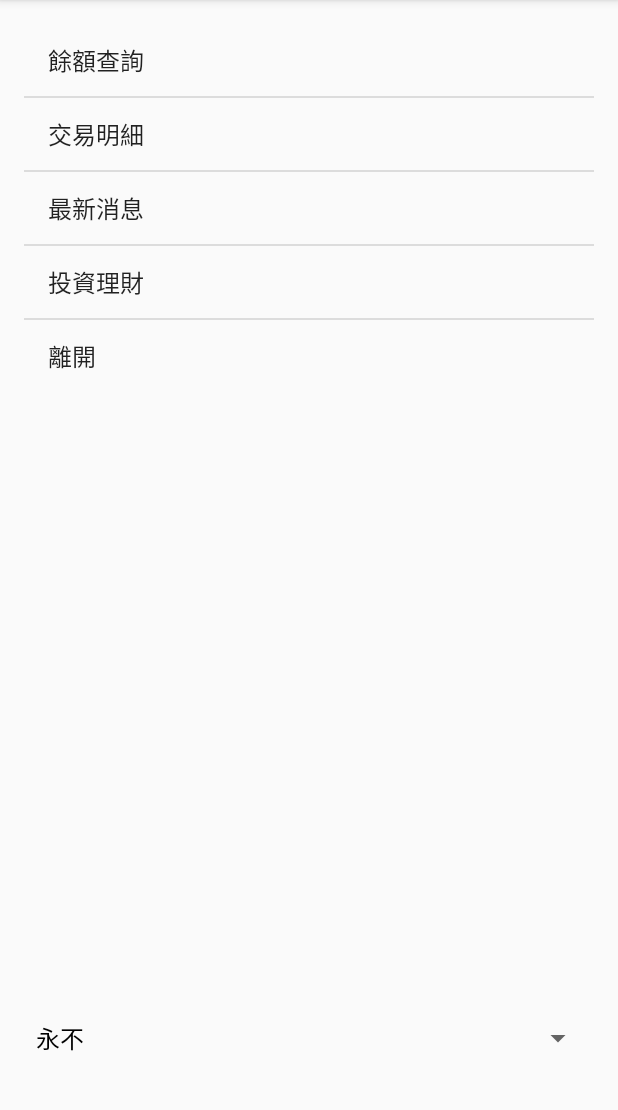
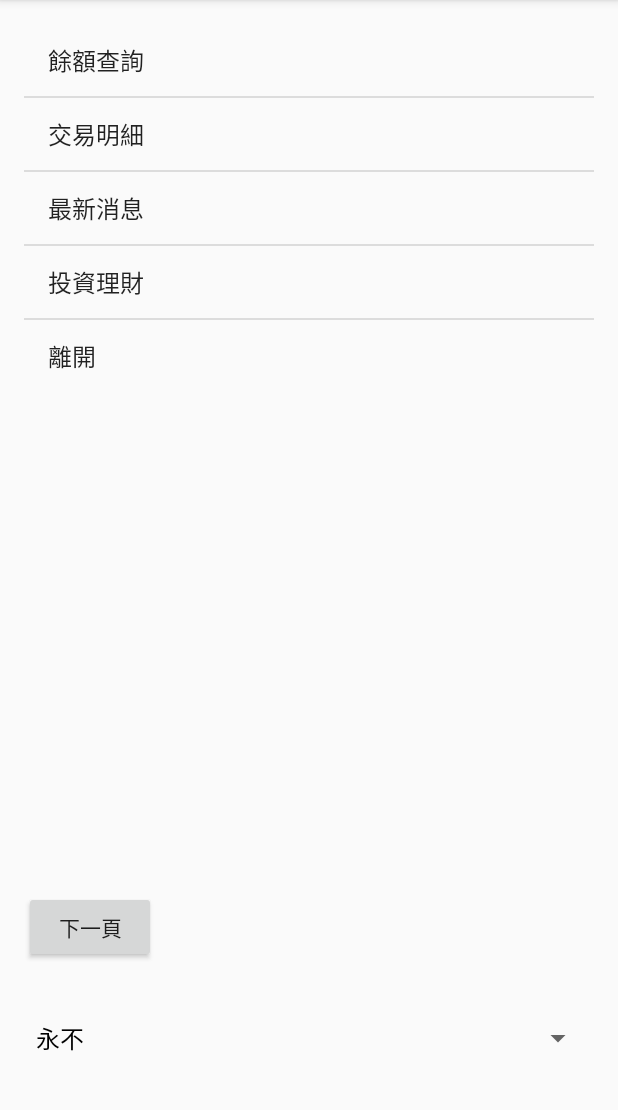
Before and after one commit to tom710236/Atm_Tom1, an Android app: the LoginActivity screen opened directly, with no data from a screen before it, on a phone screen of 412 x 824 dp, the part 84-1194 px from its top. Run offline under Robolectric (Android 15) with nearby library versions, the phone set to English and light mode, and no system bars.

```diff
--- a/app/src/main/AndroidManifest.xml
+++ b/app/src/main/AndroidManifest.xml
@@ -15,7 +15,8 @@
                 <category android:name="android.intent.category.LAUNCHER" />
             </intent-filter>
         </activity>
-        <activity android:name=".LoginActivity"></activity>
+        <activity android:name=".LoginActivity" />
+        <activity android:name=".Main2Activity"></activity>
     </application>
 
 </manifest>
--- a/app/src/main/java/com/example/tom/atm_tom1/LoginActivity.java
+++ b/app/src/main/java/com/example/tom/atm_tom1/LoginActivity.java
@@ -1,5 +1,6 @@
 package com.example.tom.atm_tom1;
 
+import android.content.Intent;
 import android.os.Bundle;
 import android.support.v7.app.AppCompatActivity;
 import android.view.View;
@@ -78,4 +79,9 @@ public class LoginActivity extends AppCompatActivity {
 
 
     }
+    public void onClick (View v){
+        Intent intent = new Intent(this,Main2Activity.class);
+        startActivity(intent);
+
+    }
 }
--- a/app/src/main/res/layout/activity_login.xml
+++ b/app/src/main/res/layout/activity_login.xml
@@ -27,4 +27,15 @@
         android:layout_alignParentStart="true"
         android:layout_marginBottom="36dp"
         android:id="@+id/spinner" />
+
+    <Button
+        android:text="下一頁"
+        android:layout_width="wrap_content"
+        android:layout_height="wrap_content"
+        android:layout_above="@+id/spinner"
+        android:layout_alignParentLeft="true"
+        android:layout_alignParentStart="true"
+        android:layout_marginBottom="26dp"
+        android:id="@+id/button3"
+        android:onClick="onClick" />
 </RelativeLayout>
```
Also changed, not shown: app/src/main/java/com/example/tom/atm_tom1/Main2Activity.java (added, +50 -0 lines), app/src/main/res/layout/activity_main2.xml (added, +21 -0 lines).
